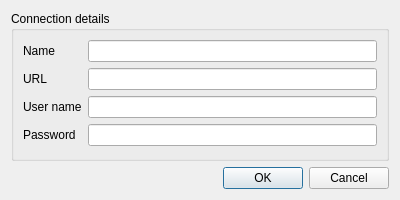
Qt form ngq-custom-def-options/plugins/nextgis_connect/ngw_api/qgis/ngw_connection_edit_dialog_base.ui (nextgis/installer) before a commit.
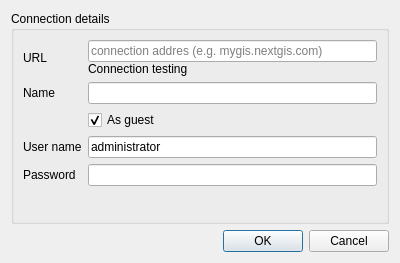
The same form after that commit.

Patch:
```diff
--- a/ngq-custom-def-options/plugins/nextgis_connect/ngw_api/qgis/ngw_connection_edit_dialog_base.ui
+++ b/ngq-custom-def-options/plugins/nextgis_connect/ngw_api/qgis/ngw_connection_edit_dialog_base.ui
@@ -7,25 +7,25 @@
     <x>0</x>
     <y>0</y>
     <width>400</width>
-    <height>200</height>
+    <height>263</height>
    </rect>
   </property>
   <property name="sizePolicy">
-   <sizepolicy hsizetype="Fixed" vsizetype="Fixed">
+   <sizepolicy hsizetype="Preferred" vsizetype="Preferred">
     <horstretch>0</horstretch>
     <verstretch>0</verstretch>
    </sizepolicy>
   </property>
   <property name="minimumSize">
    <size>
-    <width>400</width>
-    <height>200</height>
+    <width>0</width>
+    <height>0</height>
    </size>
   </property>
   <property name="maximumSize">
    <size>
-    <width>400</width>
-    <height>200</height>
+    <width>1000</width>
+    <height>1000</height>
    </size>
   </property>
   <property name="windowTitle">
@@ -33,57 +33,112 @@
   </property>
   <layout class="QVBoxLayout" name="verticalLayout">
    <property name="sizeConstraint">
-    <enum>QLayout::SetDefaultConstraint</enum>
+    <enum>QLayout::SetMinimumSize</enum>
    </property>
    <item>
     <widget class="QGroupBox" name="groupBox">
      <property name="title">
       <string>Connection details</string>
      </property>
-     <layout class="QGridLayout" name="gridLayout">
-      <item row="0" column="0">
-       <widget class="QLabel" name="label">
-        <property name="text">
-         <string>Name</string>
+     <layout class="QVBoxLayout" name="verticalLayout_2">
+      <item>
+       <layout class="QGridLayout" name="gridLayout_3">
+        <property name="topMargin">
+         <number>0</number>
         </property>
-       </widget>
+        <item row="5" column="2">
+         <widget class="QLineEdit" name="lePassword">
+          <property name="echoMode">
+           <enum>QLineEdit::Password</enum>
+          </property>
+         </widget>
+        </item>
+        <item row="4" column="0">
+         <widget class="QLabel" name="lbUser">
+          <property name="text">
+           <string>User name</string>
+          </property>
+         </widget>
+        </item>
+        <item row="5" column="0">
+         <widget class="QLabel" name="lbPassword">
+          <property name="text">
+           <string>Password</string>
+          </property>
+         </widget>
+        </item>
+        <item row="3" column="2">
+         <widget class="QCheckBox" name="cbAsGuest">
+          <property name="text">
+           <string>As guest</string>
+          </property>
+          <property name="checked">
+           <bool>true</bool>
+          </property>
+         </widget>
+        </item>
+        <item row="4" column="2">
+         <widget class="QLineEdit" name="leUser">
+          <property name="text">
+           <string>administrator</string>
+          </property>
+         </widget>
+        </item>
+        <item row="0" column="0">
+         <widget class="QLabel" name="lbUrl">
+          <property name="text">
+           <string>URL</string>
+          </property>
+         </widget>
+        </item>
+        <item row="2" column="0">
+         <widget class="QLabel" name="lbName">
+          <property name="text">
+           <string>Name</string>
+          </property>
+         </widget>
+        </item>
+        <item row="2" column="2">
+         <widget class="QLineEdit" name="leName"/>
+        </item>
+        <item row="0" column="2">
+         <layout class="QVBoxLayout" name="verticalLayout_3">
+          <property name="spacing">
+           <number>0</number>
+          </property>
+          <property name="rightMargin">
+           <number>0</number>
+          </property>
+          <item>
+           <widget class="QLineEdit" name="leUrl">
+            <property name="placeholderText">
+             <string>connection addres (e.g. mygis.nextgis.com)</string>
+            </property>
+           </widget>
+          </item>
+          <item>
+           <widget class="QLabel" name="lbConnectionTesting">
+            <property name="text">
+             <string>Connection testing</string>
+            </property>
+           </widget>
+          </item>
+         </layout>
+        </item>
+       </layout>
       </item>
-      <item row="0" column="1">
-       <widget class="QLineEdit" name="leName"/>
-      </item>
-      <item row="1" column="0">
-       <widget class="QLabel" name="label_2">
-        <property name="text">
-         <string>URL</string>
+      <item>
+       <spacer name="verticalSpacer">
+        <property name="orientation">
+         <enum>Qt::Vertical</enum>
         </property>
-       </widget>
-      </item>
-      <item row="1" column="1">
-       <widget class="QLineEdit" name="leUrl"/>
-      </item>
-      <item row="2" column="0">
-       <widget class="QLabel" name="label_3">
-        <property name="text">
-         <string>User name</string>
+        <property name="sizeHint" stdset="0">
+         <size>
+          <width>20</width>
+          <height>40</height>
+         </size>
         </property>
-       </widget>
-      </item>
-      <item row="2" column="1">
-       <widget class="QLineEdit" name="leUser"/>
-      </item>
-      <item row="3" column="0">
-       <widget class="QLabel" name="label_4">
-        <property name="text">
-         <string>Password</string>
-        </property>
-       </widget>
-      </item>
-      <item row="3" column="1">
-       <widget class="QLineEdit" name="lePassword">
-        <property name="echoMode">
-         <enum>QLineEdit::Password</enum>
-        </property>
-       </widget>
+       </spacer>
       </item>
      </layout>
     </widget>
```
Left out of the diff: 23 changed lines with no effect on the pictures.
